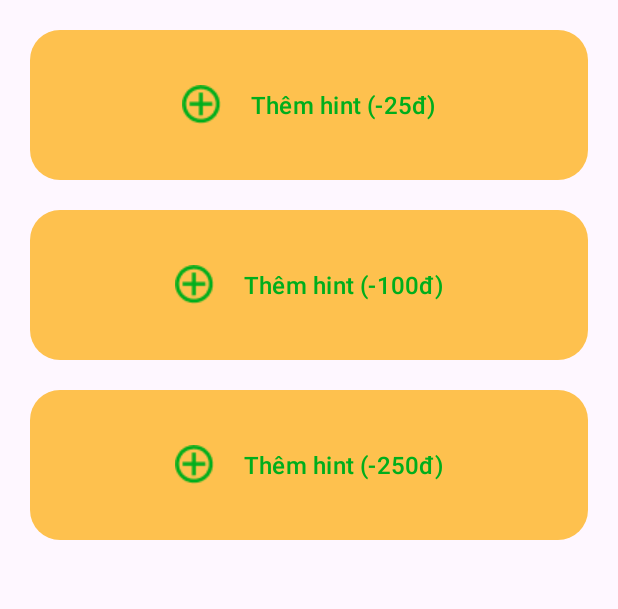
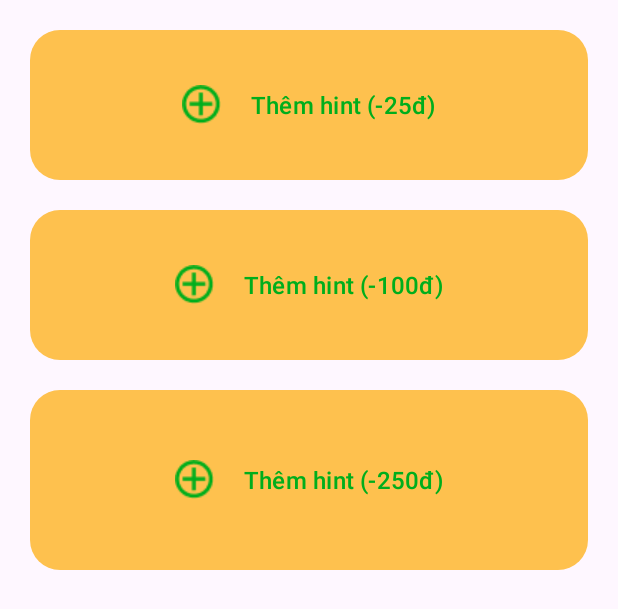
Before and after one commit to tungnk123/ChiecNonKyDieu, an Android app: the layout list_hint.xml on its own in the app's theme, with its tools: preview values and no code run, on a phone screen of 412 x 824 dp. Shown: the top 609 px of the screen. Run offline under Robolectric (Android 15) with nearby library versions, the phone set to English and light mode, and no system bars.

Commit message:
Fix default hint in playing room

```diff
--- a/app/src/main/java/com/uit/chiecnonkydieu/ui/playingRoom/PlayingRoomActivity.kt
+++ b/app/src/main/java/com/uit/chiecnonkydieu/ui/playingRoom/PlayingRoomActivity.kt
@@ -283,17 +283,17 @@ class PlayingRoomActivity : AppCompatActivity() {
             .show()
 
         listHint.findViewById<LinearLayout>(R.id.ll_hint1).setOnClickListener {
-            Toast.makeText(applicationContext, "hint1 click", Toast.LENGTH_LONG).show()
+//            Toast.makeText(applicationContext, "hint1 click", Toast.LENGTH_LONG).show()
             listHint.findViewById<ImageView>(R.id.img_add1).visibility = View.GONE
             listHint.findViewById<TextView>(R.id.tv_hint1).text = GameData.gameModel.value!!.currentQuestionAnswer.Hint1
         }
         listHint.findViewById<LinearLayout>(R.id.ll_hint2).setOnClickListener {
-            Toast.makeText(applicationContext, "hint2 click", Toast.LENGTH_LONG).show()
+//            Toast.makeText(applicationContext, "hint2 click", Toast.LENGTH_LONG).show()
             listHint.findViewById<ImageView>(R.id.img_add2).visibility = View.GONE
             listHint.findViewById<TextView>(R.id.tv_hint2).text = GameData.gameModel.value!!.currentQuestionAnswer.Hint2
         }
         listHint.findViewById<LinearLayout>(R.id.ll_hint3).setOnClickListener {
-            Toast.makeText(applicationContext, "hint3 click", Toast.LENGTH_LONG).show()
+//            Toast.makeText(applicationContext, "hint3 click", Toast.LENGTH_LONG).show()
             listHint.findViewById<ImageView>(R.id.img_add3).visibility = View.GONE
             listHint.findViewById<TextView>(R.id.tv_hint3).text = GameData.gameModel.value!!.currentQuestionAnswer.Hint3
         }
--- a/app/src/main/res/layout/activity_profile.xml
+++ b/app/src/main/res/layout/activity_profile.xml
@@ -24,7 +24,7 @@
         android:layout_height="100dp"
         android:layout_marginStart="16dp"
         android:layout_marginTop="20dp"
-        android:src="@color/blue_200"
+        android:src="@drawable/img_ava"
         app:layout_constraintStart_toStartOf="parent"
         app:layout_constraintTop_toBottomOf="@+id/toolbar" />
 
--- a/app/src/main/res/layout/list_hint.xml
+++ b/app/src/main/res/layout/list_hint.xml
@@ -13,6 +13,7 @@
         android:layout_height="100dp"
         android:background="@drawable/rounded_button_secondary"
         android:gravity="center"
+        android:padding="10dp"
         android:orientation="horizontal"
         app:layout_constraintStart_toStartOf="parent"
         app:layout_constraintTop_toTopOf="parent">
@@ -29,6 +30,7 @@
             style="@style/TextAppearance.Material3.TitleMedium"
             android:layout_width="wrap_content"
             android:layout_height="wrap_content"
+            android:textAlignment="center"
             android:text="Thêm hint (-25đ)"
             android:textColor="@color/dark_green" />
     </LinearLayout>
@@ -40,6 +42,7 @@
         android:layout_marginTop="20dp"
         android:background="@drawable/rounded_button_secondary"
         android:gravity="center"
+        android:padding="10dp"
         android:orientation="horizontal"
         app:layout_constraintStart_toStartOf="parent"
         app:layout_constraintTop_toBottomOf="@id/ll_hint1">
@@ -57,17 +60,19 @@
             android:layout_width="wrap_content"
             android:layout_height="wrap_content"
             android:text="Thêm hint (-100đ)"
+            android:textAlignment="center"
             android:textColor="@color/dark_green" />
     </LinearLayout>
 
     <LinearLayout
         android:id="@+id/ll_hint3"
         android:layout_width="match_parent"
-        android:layout_height="100dp"
+        android:layout_height="120dp"
         android:layout_marginTop="20dp"
         android:gravity="center"
         android:background="@drawable/rounded_button_secondary"
         android:orientation="horizontal"
+        android:padding="10dp"
         app:layout_constraintStart_toStartOf="parent"
         app:layout_constraintTop_toBottomOf="@id/ll_hint2">
 
@@ -83,6 +88,7 @@
             style="@style/TextAppearance.Material3.TitleMedium"
             android:layout_width="wrap_content"
             android:layout_height="wrap_content"
+            android:textAlignment="center"
             android:text="Thêm hint (-250đ)"
             android:textColor="@color/dark_green" />
     </LinearLayout>
```
Also changed, not shown: app/src/main/java/com/uit/chiecnonkydieu/data/DataSource.kt (+6 -7 lines), app/src/main/res/drawable/img_ava.png (added).
